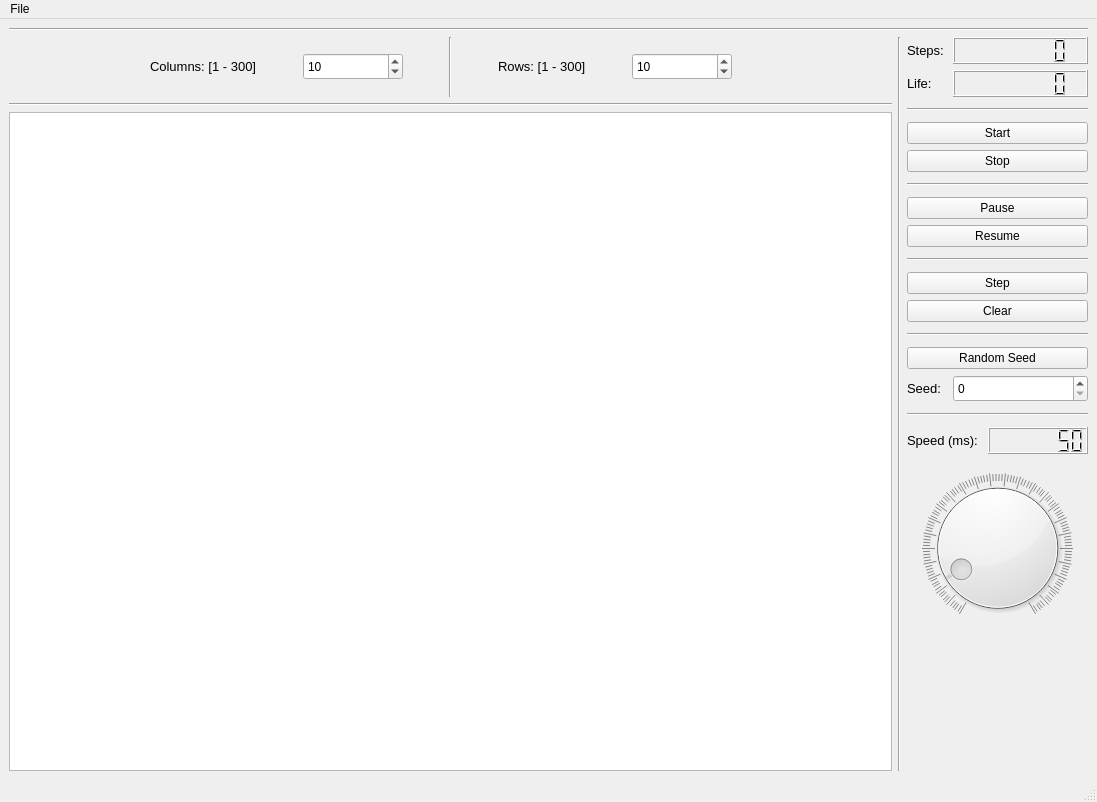
The window that mainwindow.ui (MateuszGuzy02/Game-Of-Life) describes before a commit, drawn with Qt 5.
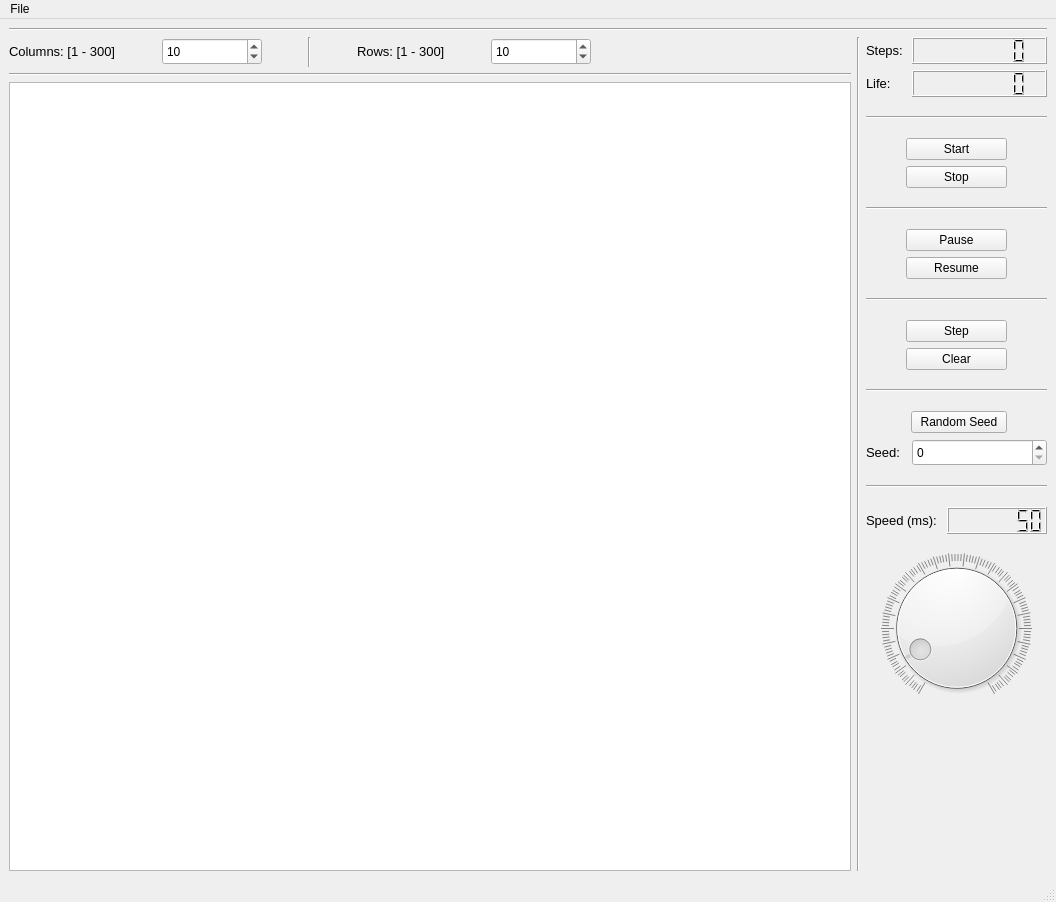
The same window after the commit.

```diff
--- a/mainwindow.ui
+++ b/mainwindow.ui
@@ -6,8 +6,8 @@
    <rect>
     <x>0</x>
     <y>0</y>
-    <width>1097</width>
-    <height>802</height>
+    <width>1056</width>
+    <height>902</height>
    </rect>
   </property>
   <property name="windowTitle">
@@ -22,38 +22,22 @@
   <widget class="QWidget" name="centralwidget">
    <layout class="QGridLayout" name="gridLayout">
     <item row="0" column="0">
-     <layout class="QVBoxLayout" name="verticalLayout_10">
-      <item>
        <widget class="Line" name="line_2">
         <property name="orientation">
          <enum>Qt::Horizontal</enum>
         </property>
        </widget>
       </item>
+    <item row="1" column="0">
+     <layout class="QHBoxLayout" name="horizontalLayout_13">
       <item>
-       <layout class="QHBoxLayout" name="horizontalLayout_9">
+       <layout class="QVBoxLayout" name="verticalLayout_10">
         <item>
-         <layout class="QVBoxLayout" name="verticalLayout_9">
+         <layout class="QHBoxLayout" name="horizontalLayout_16">
           <item>
-           <layout class="QHBoxLayout" name="horizontalLayout_8">
+           <layout class="QHBoxLayout" name="horizontalLayout_12">
             <item>
-             <layout class="QHBoxLayout" name="horizontalLayout_7">
-              <item>
-               <spacer name="horizontalSpacer_4">
-                <property name="orientation">
-                 <enum>Qt::Horizontal</enum>
-                </property>
-                <property name="sizeType">
-                 <enum>QSizePolicy::MinimumExpanding</enum>
-                </property>
-                <property name="sizeHint" stdset="0">
-                 <size>
-                  <width>40</width>
-                  <height>20</height>
-                 </size>
-                </property>
-               </spacer>
-              </item>
+             <layout class="QHBoxLayout" name="horizontalLayout_11">
               <item>
                <widget class="QLabel" name="label_4">
                 <property name="minimumSize">
@@ -145,7 +129,7 @@
               <property name="minimumSize">
                <size>
                 <width>0</width>
-                <height>60</height>
+                <height>30</height>
                </size>
               </property>
               <property name="orientation">
@@ -154,7 +138,7 @@
              </widget>
             </item>
             <item>
-             <layout class="QHBoxLayout" name="horizontalLayout_6">
+             <layout class="QHBoxLayout" name="horizontalLayout_10">
               <item>
                <spacer name="horizontalSpacer_2">
                 <property name="orientation">
@@ -233,14 +217,13 @@
                 </property>
                </widget>
               </item>
+             </layout>
+            </item>
               <item>
                <spacer name="horizontalSpacer">
                 <property name="orientation">
                  <enum>Qt::Horizontal</enum>
                 </property>
-                <property name="sizeType">
-                 <enum>QSizePolicy::MinimumExpanding</enum>
-                </property>
                 <property name="sizeHint" stdset="0">
                  <size>
                   <width>40</width>
@@ -273,9 +256,11 @@
          </widget>
         </item>
         <item>
+       <layout class="QVBoxLayout" name="verticalLayout_9">
+        <item>
          <layout class="QVBoxLayout" name="verticalLayout_8">
           <item>
-           <layout class="QHBoxLayout" name="horizontalLayout_2">
+           <layout class="QHBoxLayout" name="horizontalLayout_8">
             <item>
              <widget class="QLabel" name="label_3">
               <property name="minimumSize">
@@ -333,7 +318,7 @@
            </layout>
           </item>
           <item>
-           <layout class="QHBoxLayout" name="horizontalLayout_3">
+           <layout class="QHBoxLayout" name="horizontalLayout_9">
             <item>
              <widget class="QLabel" name="label_2">
               <property name="minimumSize">
@@ -401,7 +386,7 @@
             <property name="sizeHint" stdset="0">
              <size>
               <width>20</width>
-              <height>5</height>
+              <height>13</height>
              </size>
             </property>
            </spacer>
@@ -424,7 +409,27 @@
             <property name="sizeHint" stdset="0">
              <size>
               <width>20</width>
-              <height>5</height>
+              <height>13</height>
+             </size>
+            </property>
+           </spacer>
+          </item>
+         </layout>
+        </item>
+        <item>
+         <layout class="QHBoxLayout" name="horizontalLayout_2">
+          <item>
+           <spacer name="horizontalSpacer_7">
+            <property name="orientation">
+             <enum>Qt::Horizontal</enum>
+            </property>
+            <property name="sizeType">
+             <enum>QSizePolicy::Minimum</enum>
+            </property>
+            <property name="sizeHint" stdset="0">
+             <size>
+              <width>40</width>
+              <height>20</height>
              </size>
             </property>
            </spacer>
@@ -451,6 +456,24 @@
            </layout>
           </item>
           <item>
+           <spacer name="horizontalSpacer_8">
+            <property name="orientation">
+             <enum>Qt::Horizontal</enum>
+            </property>
+            <property name="sizeType">
+             <enum>QSizePolicy::Minimum</enum>
+            </property>
+            <property name="sizeHint" stdset="0">
+             <size>
+              <width>40</width>
+              <height>20</height>
+             </size>
+            </property>
+           </spacer>
+          </item>
+         </layout>
+        </item>
+        <item>
            <spacer name="verticalSpacer_5">
             <property name="orientation">
              <enum>Qt::Vertical</enum>
@@ -461,7 +484,7 @@
             <property name="sizeHint" stdset="0">
              <size>
               <width>20</width>
-              <height>5</height>
+            <height>13</height>
              </size>
             </property>
            </spacer>
@@ -484,7 +507,25 @@
             <property name="sizeHint" stdset="0">
              <size>
               <width>20</width>
-              <height>5</height>
+            <height>13</height>
+           </size>
+          </property>
+         </spacer>
+        </item>
+        <item>
+         <layout class="QHBoxLayout" name="horizontalLayout_3">
+          <item>
+           <spacer name="horizontalSpacer_9">
+            <property name="orientation">
+             <enum>Qt::Horizontal</enum>
+            </property>
+            <property name="sizeType">
+             <enum>QSizePolicy::Minimum</enum>
+            </property>
+            <property name="sizeHint" stdset="0">
+             <size>
+              <width>40</width>
+              <height>20</height>
              </size>
             </property>
            </spacer>
@@ -505,6 +546,26 @@
               </property>
              </widget>
             </item>
+           </layout>
+          </item>
+          <item>
+           <spacer name="horizontalSpacer_10">
+            <property name="orientation">
+             <enum>Qt::Horizontal</enum>
+            </property>
+            <property name="sizeType">
+             <enum>QSizePolicy::Minimum</enum>
+            </property>
+            <property name="sizeHint" stdset="0">
+             <size>
+              <width>40</width>
+              <height>20</height>
+             </size>
+            </property>
+           </spacer>
+          </item>
+         </layout>
+        </item>
             <item>
              <spacer name="verticalSpacer_7">
               <property name="orientation">
@@ -516,7 +577,7 @@
               <property name="sizeHint" stdset="0">
                <size>
                 <width>20</width>
-                <height>5</height>
+            <height>13</height>
                </size>
               </property>
              </spacer>
@@ -539,7 +600,25 @@
               <property name="sizeHint" stdset="0">
                <size>
                 <width>20</width>
-                <height>5</height>
+            <height>13</height>
+           </size>
+          </property>
+         </spacer>
+        </item>
+        <item>
+         <layout class="QHBoxLayout" name="horizontalLayout_4">
+          <item>
+           <spacer name="horizontalSpacer_12">
+            <property name="orientation">
+             <enum>Qt::Horizontal</enum>
+            </property>
+            <property name="sizeType">
+             <enum>QSizePolicy::Minimum</enum>
+            </property>
+            <property name="sizeHint" stdset="0">
+             <size>
+              <width>40</width>
+              <height>20</height>
                </size>
               </property>
              </spacer>
@@ -562,6 +641,22 @@
               </item>
              </layout>
             </item>
+          <item>
+           <spacer name="horizontalSpacer_11">
+            <property name="orientation">
+             <enum>Qt::Horizontal</enum>
+            </property>
+            <property name="sizeType">
+             <enum>QSizePolicy::Minimum</enum>
+            </property>
+            <property name="sizeHint" stdset="0">
+             <size>
+              <width>40</width>
+              <height>20</height>
+             </size>
+            </property>
+           </spacer>
+          </item>
            </layout>
           </item>
           <item>
@@ -575,7 +670,7 @@
             <property name="sizeHint" stdset="0">
              <size>
               <width>20</width>
-              <height>5</height>
+            <height>13</height>
              </size>
             </property>
            </spacer>
@@ -598,13 +693,31 @@
             <property name="sizeHint" stdset="0">
              <size>
               <width>20</width>
-              <height>5</height>
+            <height>13</height>
              </size>
             </property>
            </spacer>
           </item>
           <item>
-           <layout class="QVBoxLayout" name="verticalLayout_6">
+         <layout class="QVBoxLayout" name="verticalLayout_12">
+          <item>
+           <layout class="QHBoxLayout" name="horizontalLayout_15">
+            <item>
+             <spacer name="horizontalSpacer_13">
+              <property name="orientation">
+               <enum>Qt::Horizontal</enum>
+              </property>
+              <property name="sizeType">
+               <enum>QSizePolicy::Fixed</enum>
+              </property>
+              <property name="sizeHint" stdset="0">
+               <size>
+                <width>45</width>
+                <height>20</height>
+               </size>
+              </property>
+             </spacer>
+            </item>
             <item>
              <widget class="QPushButton" name="randomButton">
               <property name="text">
@@ -613,22 +726,52 @@
              </widget>
             </item>
             <item>
-             <layout class="QHBoxLayout" name="horizontalLayout_4">
+             <spacer name="horizontalSpacer_14">
+              <property name="orientation">
+               <enum>Qt::Horizontal</enum>
+              </property>
+              <property name="sizeType">
+               <enum>QSizePolicy::Minimum</enum>
+              </property>
+              <property name="sizeHint" stdset="0">
+               <size>
+                <width>40</width>
+                <height>20</height>
+               </size>
+              </property>
+             </spacer>
+            </item>
+           </layout>
+          </item>
+          <item>
+           <layout class="QHBoxLayout" name="horizontalLayout_14">
               <item>
                <widget class="QLabel" name="label_6">
+              <property name="sizePolicy">
+               <sizepolicy hsizetype="Fixed" vsizetype="Fixed">
+                <horstretch>0</horstretch>
+                <verstretch>0</verstretch>
+               </sizepolicy>
+              </property>
                 <property name="minimumSize">
                  <size>
-                  <width>0</width>
+                <width>40</width>
                   <height>27</height>
                  </size>
                 </property>
+              <property name="maximumSize">
+               <size>
+                <width>40</width>
+                <height>16777215</height>
+               </size>
+              </property>
                 <property name="font">
                  <font>
                   <pointsize>10</pointsize>
                  </font>
                 </property>
                 <property name="text">
-                 <string>Seed:</string>
+               <string>Seed:  </string>
                 </property>
                </widget>
               </item>
@@ -648,7 +791,7 @@
                 </property>
                 <property name="maximumSize">
                  <size>
-                  <width>135</width>
+                <width>60</width>
                   <height>27</height>
                  </size>
                 </property>
@@ -658,6 +801,9 @@
             </item>
            </layout>
           </item>
+        <item>
+         <layout class="QVBoxLayout" name="verticalLayout_6"/>
+        </item>
           <item>
            <spacer name="verticalSpacer_11">
             <property name="orientation">
@@ -669,7 +815,7 @@
             <property name="sizeHint" stdset="0">
              <size>
               <width>20</width>
-              <height>5</height>
+            <height>13</height>
              </size>
             </property>
            </spacer>
@@ -692,7 +838,7 @@
             <property name="sizeHint" stdset="0">
              <size>
               <width>20</width>
-              <height>5</height>
+            <height>13</height>
              </size>
             </property>
            </spacer>
@@ -700,7 +846,7 @@
           <item>
            <layout class="QVBoxLayout" name="verticalLayout_7">
             <item>
-             <layout class="QHBoxLayout" name="horizontalLayout_5">
+           <layout class="QHBoxLayout" name="horizontalLayout_7">
               <item>
                <widget class="QLabel" name="label">
                 <property name="font">
@@ -818,15 +964,13 @@
        </layout>
       </item>
      </layout>
-    </item>
-   </layout>
   </widget>
   <widget class="QMenuBar" name="menubar">
    <property name="geometry">
     <rect>
      <x>0</x>
      <y>0</y>
-     <width>1097</width>
+     <width>1056</width>
      <height>21</height>
     </rect>
    </property>
```
Lines whose indentation alone changed are shown as unchanged.
